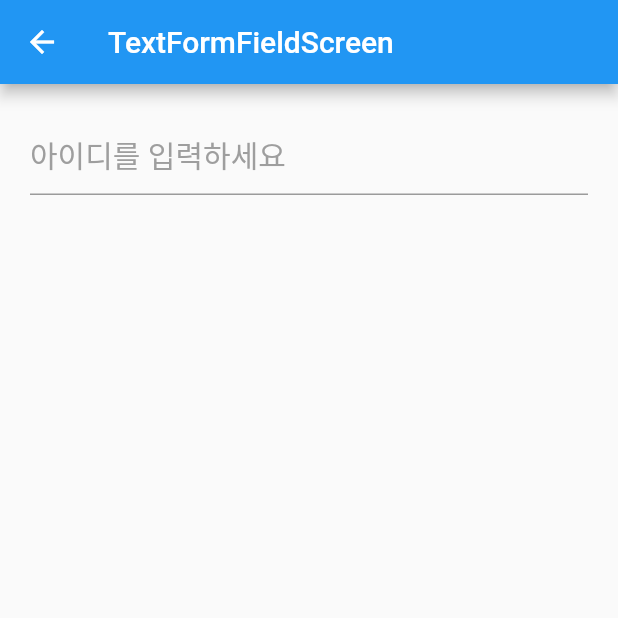
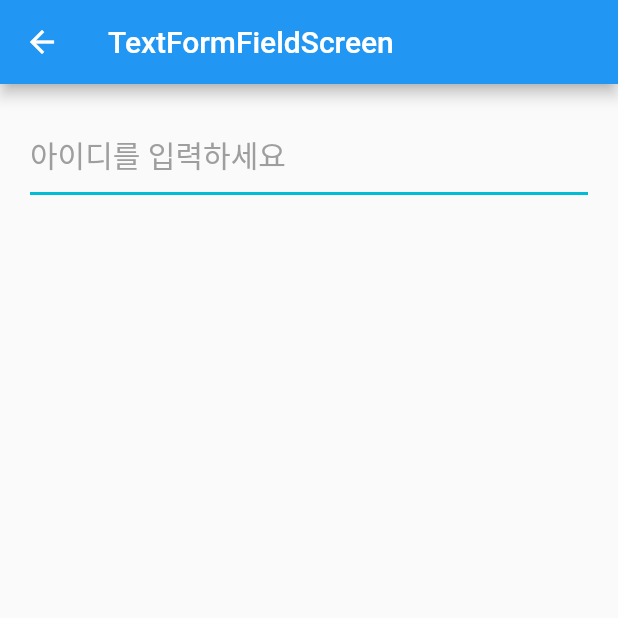
Before and after one commit to jinhan38/flutter_lecture_offline, a Flutter app: the TextFormFieldScreen screen opened directly, on a phone screen of 412 x 824 dp, the top half of it. Run offline on Flutter 3.47's test engine with Material 2 defaults, Android fonts, the phone set to English and light mode, and no system bars.

Commit message:
4주차 TextFormField 작업중 -2

```diff
--- a/lib/ch4/text_form_field_screen.dart
+++ b/lib/ch4/text_form_field_screen.dart
@@ -8,11 +8,34 @@ class TextFormFieldScreen extends StatefulWidget {
 }
 
 class _TextFormFieldScreenState extends State<TextFormFieldScreen> {
+  // Type = TextEditingController
+  // 변수명 = controller
+  // TextEditingController의 역할
+  // TextFormField 위젯의 행동을 알 수 있다.
+  final TextEditingController controller = TextEditingController();
+
+  // 화면이 생성될 때 1번만 호출 되는 함수
+  @override
+  void initState() {
+    // addListener = controller를 붙인 TextFormField의 값이
+    // 변경 될 때 마다 호출됩니다.
+    controller.addListener(() {
+      print('controller : ${controller.text}');
+    });
+    super.initState();
+  }
+
+  @override
+  void dispose() {
+    controller.dispose();
+    super.dispose();
+  }
+
   @override
   Widget build(BuildContext context) {
     return Scaffold(
       appBar: AppBar(
-        title: Text("TextFormFieldScreen"),
+        title: const Text("TextFormFieldScreen"),
 
         // true : back 버튼 자동으로 보여줌
         // false : back 버튼 자동으로 보여주지 않음
@@ -24,23 +47,82 @@ class _TextFormFieldScreenState extends State<TextFormFieldScreen> {
 
   Widget body() {
     return Padding(
-      padding: EdgeInsets.all(20),
+      padding: const EdgeInsets.all(20),
       child: TextFormField(
-        style: TextStyle(fontSize: 20),
+        // 생성한 TextEditingController를 TextFormField에 붙였다.
+        controller: controller,
+        style: const TextStyle(fontSize: 20),
         cursorColor: Colors.pink,
         cursorWidth: 5,
         // cursorHeight: 35,
-        cursorRadius: Radius.circular(3),
+        cursorRadius: const Radius.circular(3),
         decoration: InputDecoration(
           // hint : 글자를 입력하지 않았을 때 보여주는 문구
           hintText: "아이디를 입력하세요",
-          hintStyle: TextStyle(
+          hintStyle: const TextStyle(
             fontSize: 20,
             color: Colors.grey,
           ),
           hintMaxLines: 1,
+          enabled: true,
+
+          // TextFormField 활성화 됐을 때(사용 가능할 때)
+          enabledBorder: customBorder(2, Colors.cyan),
+
+          // focus가 잡혔을 때, 커서 깜빡일 때
+          focusedBorder: customBorder(2, Colors.green),
+
+          // errorBorder가 나오는 조건 :  errorText에 값을 입력해야한다.
+          // errorBorder가 안나오는 조건 :
+          // 1. errorText를 사용하지 않는 경우
+          // 2. errorText에 null을 넣어주는 경우
+          //
+          // 기획 조건 : 6글자 미만인 경우 에러 문구를 보여주고 싶다.
+          // 아무것도 입력하지 않은 경우에 에러 문구를 안보여준다.
+          errorBorder: customBorder(2, Colors.red),
+          errorText: checkErrorText(),
+          errorStyle: TextStyle(fontSize: 13),
+          errorMaxLines: 1,
         ),
       ),
     );
   }
+
+  /// InputBorder 함수
+  InputBorder customBorder(double width, Color color) {
+    return UnderlineInputBorder(
+      borderSide: BorderSide(width: width, color: color),
+    );
+  }
+
+  /// ? 기호가 있으면 null을 의미한다.
+  /// String? = String 타입이거나 null
+  /// return할 수 있는 값은 String이거나 null 입니다.
+  String? checkErrorText() {
+    // // 글자 체크
+    // // 1.
+    // if (controller.text == "") {}
+    //
+    // // 글자 체크
+    // // 2. lenght 길이 의미
+    // // 아무것도 안 쓴 경우 길이 0
+    // if (controller.text.length == 0) {}
+
+    // 글자 체크
+    // 3. empty의 뜻은 비어 있다.
+    // 비어있으면 true, 한글자라도 있으면 false 리턴
+    if (controller.text.isEmpty) {
+      print('isEmpty');
+      return null;
+    }
+
+    // 글자수가 6개 미만인 경우
+    if (controller.text.length < 6) {
+      print('6글자 미만');
+      return "6글자 이상 입력해주세요.";
+    }
+
+    print('6글자 이상');
+    return null;
+  }
 }
```
